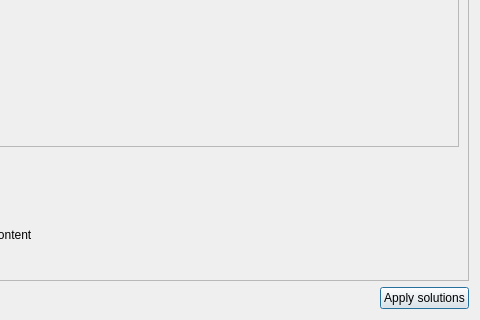
mike-perdide/gitbuster, file gitbuster/conflicts_dialog.ui: the form before one commit; both pictures show x 511 to 991 and y 378 to 698 of the 991 by 698 pixel window.
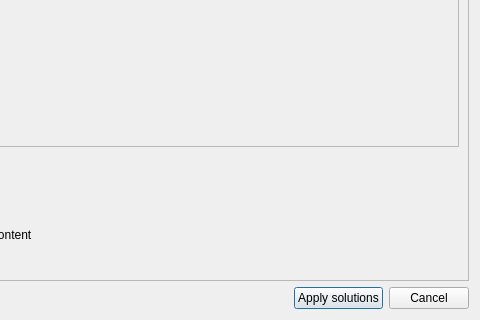
The form after the commit.

Commit message: Adding a cancel button to the conflicts dialog.

```diff
--- a/gitbuster/conflicts_dialog.ui
+++ b/gitbuster/conflicts_dialog.ui
@@ -13,8 +13,8 @@
   <property name="windowTitle">
    <string>Dialog</string>
   </property>
-  <layout class="QGridLayout" name="gridLayout" columnstretch="1,1,0,0" columnminimumwidth="0,0,0,0">
-   <item row="0" column="1" colspan="3">
+  <layout class="QGridLayout" name="gridLayout" columnstretch="1,1,0,0,0" columnminimumwidth="0,0,0,0,0">
+   <item row="0" column="1" colspan="4">
     <widget class="QFrame" name="frame">
      <property name="frameShape">
       <enum>QFrame::StyledPanel</enum>
@@ -189,6 +189,13 @@
      </column>
     </widget>
    </item>
+   <item row="1" column="4">
+    <widget class="QPushButton" name="cancelButton">
+     <property name="text">
+      <string>Cancel</string>
+     </property>
+    </widget>
+   </item>
   </layout>
  </widget>
  <resources/>
```
Left out of the diff: 19 changed lines with no effect on the pictures.
